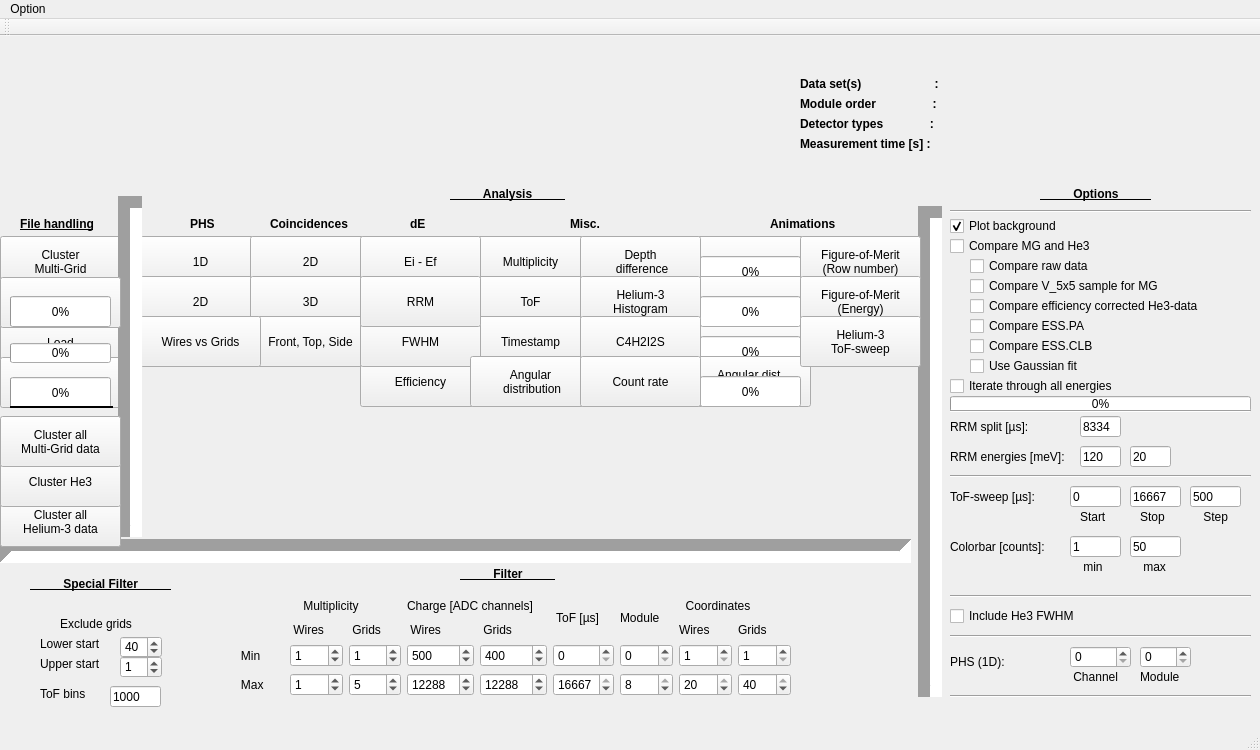
Qt form Windows/title_screen.ui (AlexanderBackis/MultiGridAnalysis) before a commit.
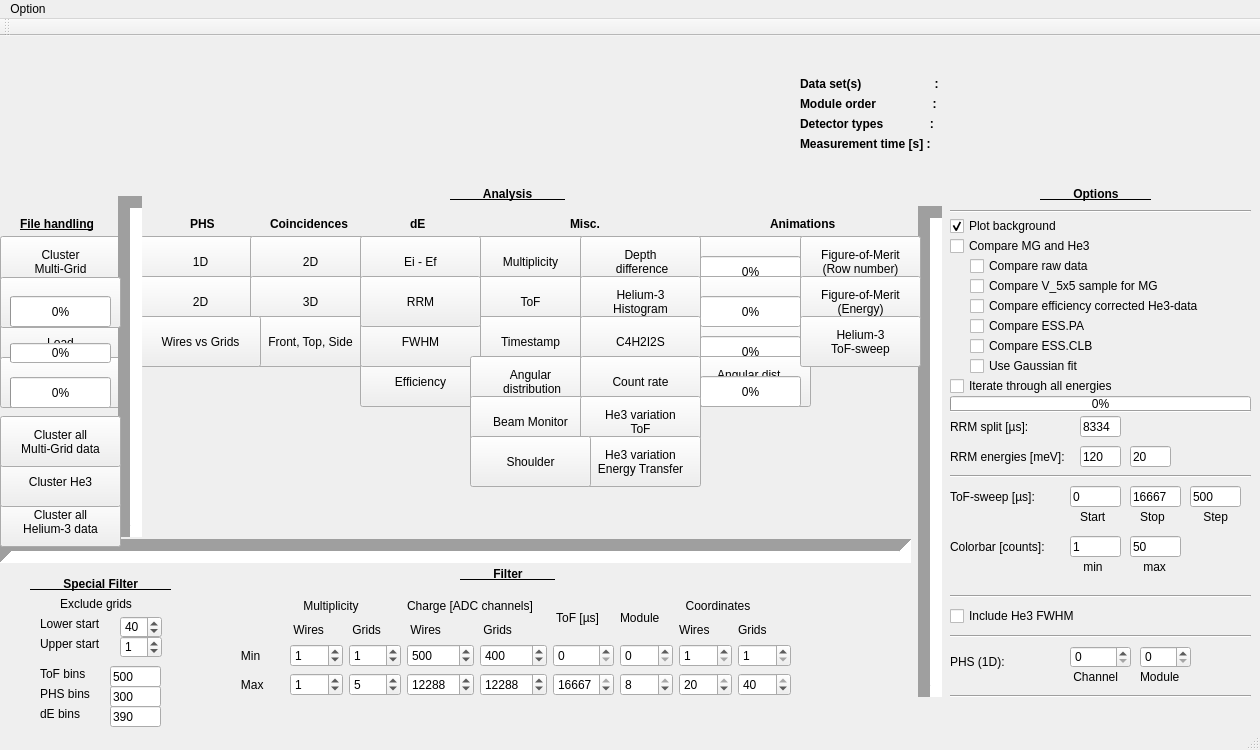
The same form after that commit. Icons and pictures are not drawn.

```diff
--- a/Windows/title_screen.ui
+++ b/Windows/title_screen.ui
@@ -1813,7 +1813,7 @@
     <property name="geometry">
      <rect>
       <x>120</x>
-      <y>600</y>
+      <y>580</y>
       <width>42</width>
       <height>22</height>
      </rect>
@@ -1826,7 +1826,7 @@
     <property name="geometry">
      <rect>
       <x>120</x>
-      <y>620</y>
+      <y>600</y>
       <width>42</width>
       <height>22</height>
      </rect>
@@ -1839,7 +1839,7 @@
     <property name="geometry">
      <rect>
       <x>60</x>
-      <y>580</y>
+      <y>560</y>
       <width>101</width>
       <height>16</height>
      </rect>
@@ -1872,7 +1872,7 @@
     <property name="geometry">
      <rect>
       <x>40</x>
-      <y>600</y>
+      <y>580</y>
       <width>71</width>
       <height>16</height>
      </rect>
@@ -1885,7 +1885,7 @@
     <property name="geometry">
      <rect>
       <x>40</x>
-      <y>620</y>
+      <y>600</y>
       <width>71</width>
       <height>16</height>
      </rect>
@@ -1898,20 +1898,20 @@
     <property name="geometry">
      <rect>
       <x>110</x>
-      <y>650</y>
+      <y>630</y>
       <width>51</width>
       <height>21</height>
      </rect>
     </property>
     <property name="text">
-     <string>1000</string>
+     <string>500</string>
     </property>
    </widget>
    <widget class="QLabel" name="label_43">
     <property name="geometry">
      <rect>
       <x>40</x>
-      <y>650</y>
+      <y>630</y>
       <width>71</width>
       <height>16</height>
      </rect>
@@ -1937,7 +1937,113 @@
      </font>
     </property>
     <property name="text">
-     <string>                               </string>
+     <string/>
+    </property>
+   </widget>
+   <widget class="QPushButton" name="beamMonitor">
+    <property name="geometry">
+     <rect>
+      <x>470</x>
+      <y>360</y>
+      <width>121</width>
+      <height>51</height>
+     </rect>
+    </property>
+    <property name="text">
+     <string>Beam Monitor</string>
+    </property>
+   </widget>
+   <widget class="QPushButton" name="He3_variation">
+    <property name="geometry">
+     <rect>
+      <x>580</x>
+      <y>360</y>
+      <width>121</width>
+      <height>51</height>
+     </rect>
+    </property>
+    <property name="text">
+     <string>He3 variation
+ToF</string>
+    </property>
+   </widget>
+   <widget class="QPushButton" name="He3_variation_dE">
+    <property name="geometry">
+     <rect>
+      <x>580</x>
+      <y>400</y>
+      <width>121</width>
+      <height>51</height>
+     </rect>
+    </property>
+    <property name="text">
+     <string>He3 variation
+Energy Transfer</string>
+    </property>
+   </widget>
+   <widget class="QLabel" name="label_45">
+    <property name="geometry">
+     <rect>
+      <x>40</x>
+      <y>650</y>
+      <width>71</width>
+      <height>16</height>
+     </rect>
+    </property>
+    <property name="text">
+     <string>PHS bins</string>
+    </property>
+   </widget>
+   <widget class="QLineEdit" name="phsBins">
+    <property name="geometry">
+     <rect>
+      <x>110</x>
+      <y>650</y>
+      <width>51</width>
+      <height>21</height>
+     </rect>
+    </property>
+    <property name="text">
+     <string>300</string>
+    </property>
+   </widget>
+   <widget class="QLabel" name="label_46">
+    <property name="geometry">
+     <rect>
+      <x>40</x>
+      <y>670</y>
+      <width>71</width>
+      <height>16</height>
+     </rect>
+    </property>
+    <property name="text">
+     <string>dE bins</string>
+    </property>
+   </widget>
+   <widget class="QLineEdit" name="dE_bins">
+    <property name="geometry">
+     <rect>
+      <x>110</x>
+      <y>670</y>
+      <width>51</width>
+      <height>21</height>
+     </rect>
+    </property>
+    <property name="text">
+     <string>390</string>
+    </property>
+   </widget>
+   <widget class="QPushButton" name="shoulder">
+    <property name="geometry">
+     <rect>
+      <x>470</x>
+      <y>400</y>
+      <width>121</width>
+      <height>51</height>
+     </rect>
+    </property>
+    <property name="text">
+     <string>Shoulder</string>
     </property>
    </widget>
   </widget>
```
